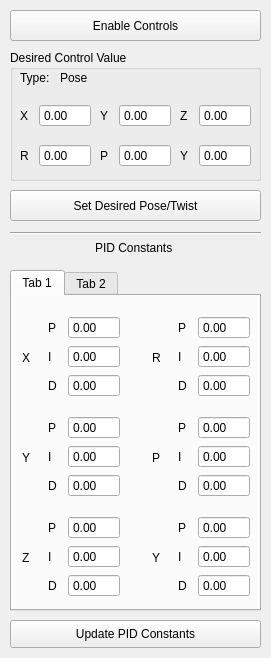
First picture: the form in landside/catkin_ws/src/gui/resource/ControlsWidget.ui, repository DukeRobotics/robosub-ros, before the edit.
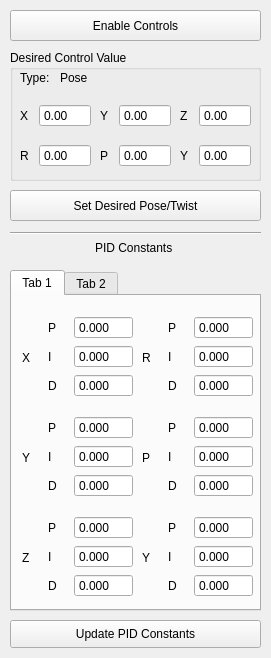
Second picture: the form after the edit.

```diff
--- a/landside/catkin_ws/src/gui/resource/ControlsWidget.ui
+++ b/landside/catkin_ws/src/gui/resource/ControlsWidget.ui
@@ -420,7 +420,7 @@
       <rect>
        <x>10</x>
        <y>120</y>
-       <width>98</width>
+       <width>111</width>
        <height>84</height>
       </rect>
      </property>
@@ -441,6 +441,9 @@
           <property name="buttonSymbols">
            <enum>QAbstractSpinBox::NoButtons</enum>
           </property>
+          <property name="decimals">
+           <number>3</number>
+          </property>
           <property name="minimum">
            <double>-100.000000000000000</double>
           </property>
@@ -496,6 +499,9 @@
           <property name="buttonSymbols">
            <enum>QAbstractSpinBox::NoButtons</enum>
           </property>
+          <property name="decimals">
+           <number>3</number>
+          </property>
           <property name="minimum">
            <double>-100.000000000000000</double>
           </property>
@@ -518,6 +524,9 @@
           <property name="buttonSymbols">
            <enum>QAbstractSpinBox::NoButtons</enum>
           </property>
+          <property name="decimals">
+           <number>3</number>
+          </property>
           <property name="minimum">
            <double>-100.000000000000000</double>
           </property>
@@ -572,7 +581,7 @@
       <rect>
        <x>10</x>
        <y>220</y>
-       <width>98</width>
+       <width>111</width>
        <height>84</height>
       </rect>
      </property>
@@ -593,6 +602,9 @@
           <property name="buttonSymbols">
            <enum>QAbstractSpinBox::NoButtons</enum>
           </property>
+          <property name="decimals">
+           <number>3</number>
+          </property>
           <property name="minimum">
            <double>-100.000000000000000</double>
           </property>
@@ -648,6 +660,9 @@
           <property name="buttonSymbols">
            <enum>QAbstractSpinBox::NoButtons</enum>
           </property>
+          <property name="decimals">
+           <number>3</number>
+          </property>
           <property name="minimum">
            <double>-100.000000000000000</double>
           </property>
@@ -670,6 +685,9 @@
           <property name="buttonSymbols">
            <enum>QAbstractSpinBox::NoButtons</enum>
           </property>
+          <property name="decimals">
+           <number>3</number>
+          </property>
           <property name="minimum">
            <double>-100.000000000000000</double>
           </property>
@@ -722,9 +740,9 @@
     <widget class="QWidget" name="formLayoutWidget_26">
      <property name="geometry">
       <rect>
-       <x>140</x>
+       <x>130</x>
        <y>20</y>
-       <width>98</width>
+       <width>111</width>
        <height>84</height>
       </rect>
      </property>
@@ -745,6 +763,9 @@
           <property name="buttonSymbols">
            <enum>QAbstractSpinBox::NoButtons</enum>
           </property>
+          <property name="decimals">
+           <number>3</number>
+          </property>
           <property name="minimum">
            <double>-100.000000000000000</double>
           </property>
@@ -800,6 +821,9 @@
           <property name="buttonSymbols">
            <enum>QAbstractSpinBox::NoButtons</enum>
           </property>
+          <property name="decimals">
+           <number>3</number>
+          </property>
           <property name="minimum">
            <double>-100.000000000000000</double>
           </property>
@@ -822,6 +846,9 @@
           <property name="buttonSymbols">
            <enum>QAbstractSpinBox::NoButtons</enum>
           </property>
+          <property name="decimals">
+           <number>3</number>
+          </property>
           <property name="minimum">
            <double>-100.000000000000000</double>
           </property>
@@ -874,9 +901,9 @@
     <widget class="QWidget" name="formLayoutWidget_27">
      <property name="geometry">
       <rect>
-       <x>140</x>
+       <x>130</x>
        <y>120</y>
-       <width>98</width>
+       <width>111</width>
        <height>84</height>
       </rect>
      </property>
@@ -897,6 +924,9 @@
           <property name="buttonSymbols">
            <enum>QAbstractSpinBox::NoButtons</enum>
           </property>
+          <property name="decimals">
+           <number>3</number>
+          </property>
           <property name="minimum">
            <double>-100.000000000000000</double>
           </property>
@@ -952,6 +982,9 @@
           <property name="buttonSymbols">
            <enum>QAbstractSpinBox::NoButtons</enum>
           </property>
+          <property name="decimals">
+           <number>3</number>
+          </property>
           <property name="minimum">
            <double>-100.000000000000000</double>
           </property>
@@ -974,6 +1007,9 @@
           <property name="buttonSymbols">
            <enum>QAbstractSpinBox::NoButtons</enum>
           </property>
+          <property name="decimals">
+           <number>3</number>
+          </property>
           <property name="minimum">
            <double>-100.000000000000000</double>
           </property>
@@ -1026,9 +1062,9 @@
     <widget class="QWidget" name="formLayoutWidget_29">
      <property name="geometry">
       <rect>
-       <x>140</x>
+       <x>130</x>
        <y>220</y>
-       <width>98</width>
+       <width>111</width>
        <height>84</height>
       </rect>
      </property>
@@ -1049,6 +1085,9 @@
           <property name="buttonSymbols">
            <enum>QAbstractSpinBox::NoButtons</enum>
           </property>
+          <property name="decimals">
+           <number>3</number>
+          </property>
           <property name="minimum">
            <double>-100.000000000000000</double>
           </property>
@@ -1104,6 +1143,9 @@
           <property name="buttonSymbols">
            <enum>QAbstractSpinBox::NoButtons</enum>
           </property>
+          <property name="decimals">
+           <number>3</number>
+          </property>
           <property name="minimum">
            <double>-100.000000000000000</double>
           </property>
@@ -1126,6 +1168,9 @@
           <property name="buttonSymbols">
            <enum>QAbstractSpinBox::NoButtons</enum>
           </property>
+          <property name="decimals">
+           <number>3</number>
+          </property>
           <property name="minimum">
            <double>-100.000000000000000</double>
           </property>
@@ -1180,7 +1225,7 @@
       <rect>
        <x>10</x>
        <y>20</y>
-       <width>98</width>
+       <width>111</width>
        <height>84</height>
       </rect>
      </property>
@@ -1201,6 +1246,9 @@
           <property name="buttonSymbols">
            <enum>QAbstractSpinBox::NoButtons</enum>
           </property>
+          <property name="decimals">
+           <number>3</number>
+          </property>
           <property name="minimum">
            <double>-100.000000000000000</double>
           </property>
@@ -1256,6 +1304,9 @@
           <property name="buttonSymbols">
            <enum>QAbstractSpinBox::NoButtons</enum>
           </property>
+          <property name="decimals">
+           <number>3</number>
+          </property>
           <property name="minimum">
            <double>-100.000000000000000</double>
           </property>
@@ -1278,6 +1329,9 @@
           <property name="buttonSymbols">
            <enum>QAbstractSpinBox::NoButtons</enum>
           </property>
+          <property name="decimals">
+           <number>3</number>
+          </property>
           <property name="minimum">
            <double>-100.000000000000000</double>
           </property>
```
Left out of the diff: 72 changed lines with no effect on the pictures.
